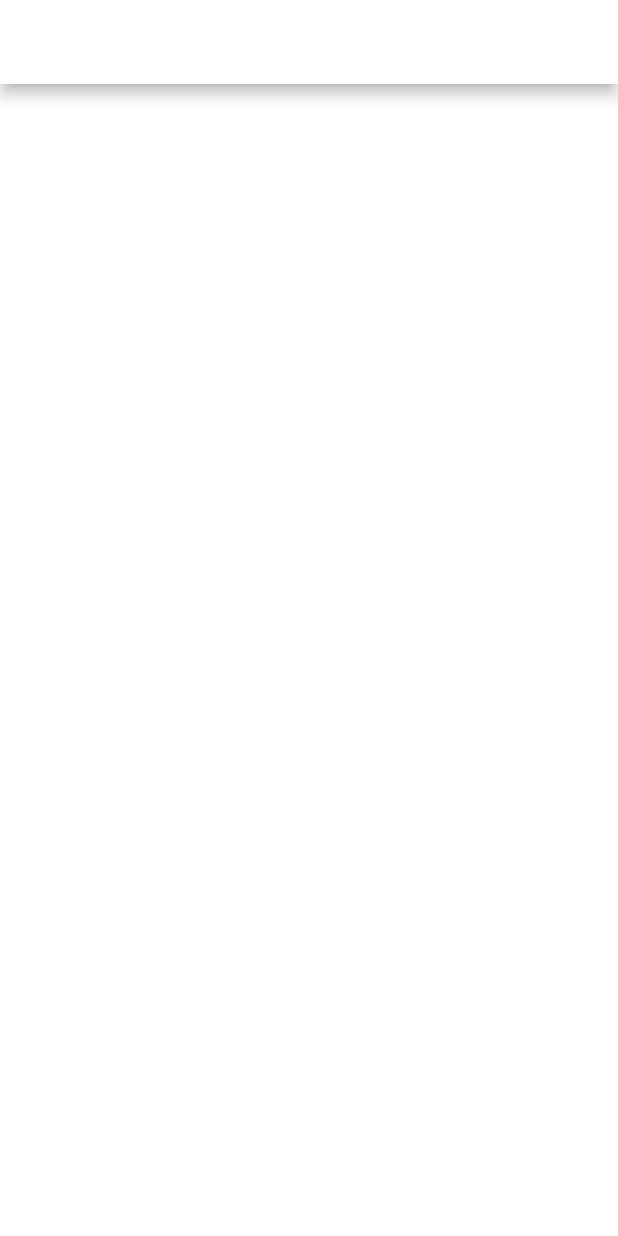
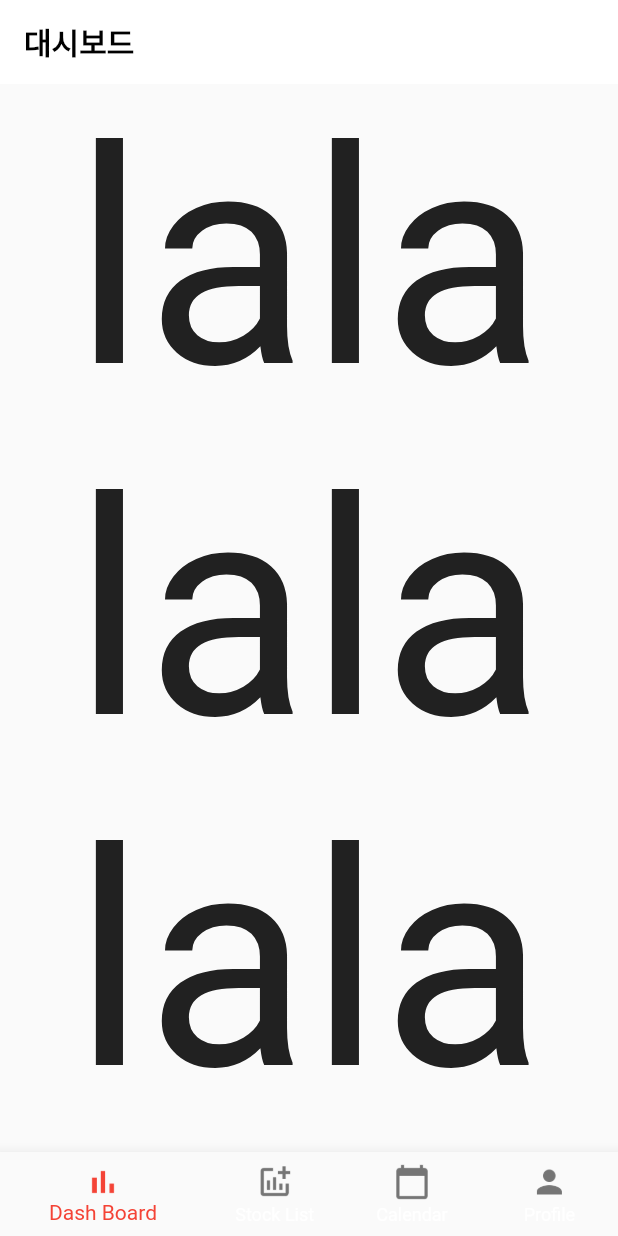
Before and after one commit to monthlyteam/monthly, a Flutter app: the screen it shows after launch, on a phone screen of 412 x 824 dp. Run offline on Flutter 3.47's test engine with Material 2 defaults, Android fonts, the phone set to English and light mode, and no system bars.

Commit message:
makee sliver appbar and bottom navigationbar

```diff
--- a/monthly/lib/main.dart
+++ b/monthly/lib/main.dart
@@ -9,21 +9,125 @@ class MyApp extends StatelessWidget {
   @override
   Widget build(BuildContext context) {
     return MaterialApp(
+      debugShowCheckedModeBanner: false,
       title: 'Flutter Demo',
       theme: ThemeData(),
-      home: MyHomePage(),
+      home: DashBoard(),
     );
   }
 }
 
-class MyHomePage extends StatelessWidget {
+class DashBoard extends StatefulWidget {
+  @override
+  _DashBoardState createState() => _DashBoardState();
+}
+
+class _DashBoardState extends State<DashBoard> {
+  int _selectedIndex = 0;
+  void _onItemTapped(int index) {
+    setState(() {
+      _selectedIndex = index;
+    });
+  }
+
   @override
   Widget build(BuildContext context) {
     return Scaffold(
-      appBar: AppBar(
-        backgroundColor: Colors.white,
+      body: SafeArea(
+        child: CustomScrollView(
+          slivers: <Widget>[
+            SliverAppBar(
+              elevation: 0.0,
+              title: Text(
+                "대시보드",
+                style: TextStyle(
+                  color: Colors.black,
+                  fontWeight: FontWeight.bold,
+                ),
+              ),
+              floating: true,
+              backgroundColor: Colors.white,
+            ),
+            SliverList(
+              delegate: SliverChildListDelegate([
+                Column(
+                  children: <Widget>[
+                    Text("lala", style: TextStyle(fontSize: 200.0)),
+                    Text("lala", style: TextStyle(fontSize: 200.0)),
+                    Text("lala", style: TextStyle(fontSize: 200.0)),
+                    Text("lala", style: TextStyle(fontSize: 200.0)),
+                    Text("lala", style: TextStyle(fontSize: 200.0)),
+                    Text("lala", style: TextStyle(fontSize: 200.0)),
+                    Text("lala", style: TextStyle(fontSize: 200.0)),
+                    Text("lala", style: TextStyle(fontSize: 200.0)),
+                    Text("lala", style: TextStyle(fontSize: 200.0)),
+                    Text("lala", style: TextStyle(fontSize: 200.0)),
+                    Text("lala", style: TextStyle(fontSize: 200.0)),
+                    Text("lala", style: TextStyle(fontSize: 200.0)),
+                    Text("lala", style: TextStyle(fontSize: 200.0)),
+                  ],
+                ),
+              ]),
+            ),
+          ],
+        ),
       ),
-      backgroundColor: Colors.white,
+      bottomNavigationBar: BottomNavigationBar(
+        items: [
+          new BottomNavigationBarItem(
+            icon: new Image.asset(
+              'icons/bar_chart.png',
+              height: 25.0,
+              color: _selectedIndex == 0 ? Colors.red : Colors.grey[600],
+            ),
+            title: Text(
+              "Dash Board",
+              style: TextStyle(
+                  color: _selectedIndex == 0 ? Colors.red : Colors.grey[600]),
+            ),
+          ),
+          new BottomNavigationBarItem(
+            icon: new Image.asset(
+              'icons/addchart.png',
+              height: 25.0,
+              color: _selectedIndex == 1 ? Colors.red : Colors.grey[600],
+            ),
+            title: Text(
+              "Stock List",
+              style: TextStyle(
+                  color: _selectedIndex == 1 ? Colors.red : Colors.grey[600]),
+            ),
+          ),
+          new BottomNavigationBarItem(
+            icon: new Image.asset(
+              'icons/calendar.png',
+              height: 25.0,
+              color: _selectedIndex == 2 ? Colors.red : Colors.grey[600],
+            ),
+            title: Text(
+              "Calendar",
+              style: TextStyle(
+                  color: _selectedIndex == 2 ? Colors.red : Colors.grey[600]),
+            ),
+          ),
+          new BottomNavigationBarItem(
+            icon: new Image.asset(
+              'icons/person.png',
+              height: 25.0,
+              color: _selectedIndex == 3 ? Colors.red : Colors.grey[600],
+            ),
+            title: Text(
+              "Profile",
+              style: TextStyle(
+                  color: _selectedIndex == 3 ? Colors.red : Colors.grey[600]),
+            ),
+          ),
+        ],
+        currentIndex: _selectedIndex,
+        showUnselectedLabels: true,
+        selectedItemColor: Colors.red,
+        onTap: _onItemTapped,
+      ),
     );
   }
 }
```
Also changed, not shown: monthly/pubspec.yaml (+2 -5 lines), monthly/icons/addchart.png (added), monthly/icons/bar_chart.png (added), monthly/icons/calendar.png (added), monthly/icons/person.png (added).
